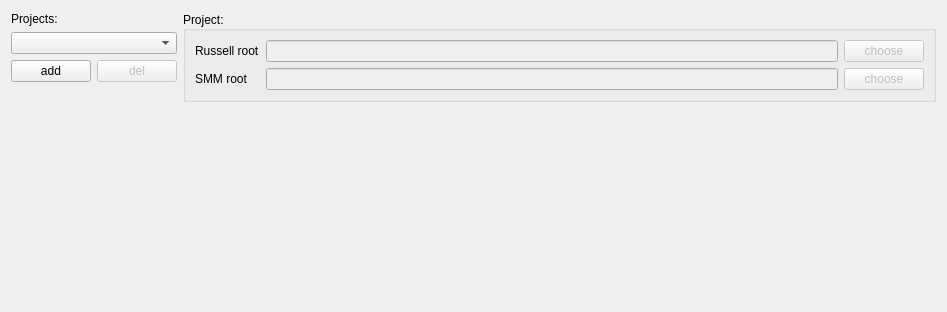
This is addons/kate-russell-plugin/ProjectsTab.ui in dmitry-vlasov/kate-russell as Qt 5 draws it before an edit. The edited form follows.
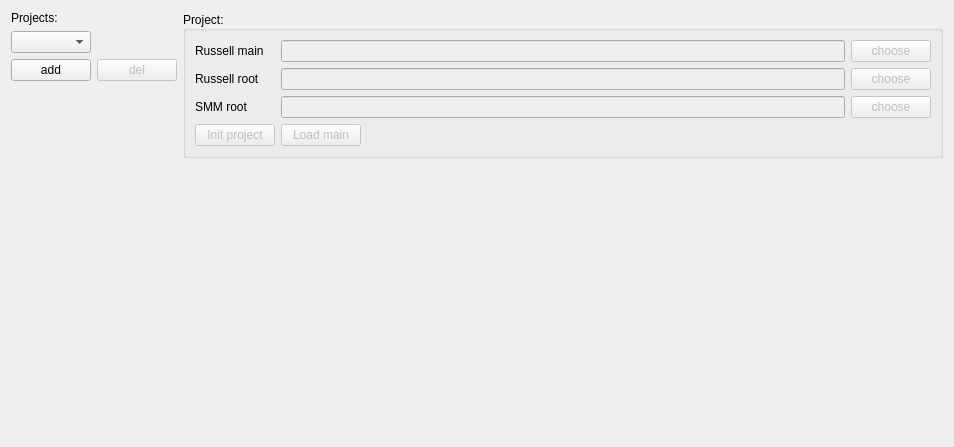
This is the edited form.

Commit message: Russell daemon tries to load a file

Patch:
```diff
--- a/addons/kate-russell-plugin/ProjectsTab.ui
+++ b/addons/kate-russell-plugin/ProjectsTab.ui
@@ -6,15 +6,78 @@
    <rect>
     <x>0</x>
     <y>0</y>
-    <width>947</width>
-    <height>312</height>
+    <width>954</width>
+    <height>447</height>
    </rect>
   </property>
   <property name="windowTitle">
    <string>Form</string>
   </property>
   <layout class="QGridLayout" name="gridLayout_2">
-   <item row="0" column="3" rowspan="4">
+   <item row="4" column="2">
+    <spacer name="verticalSpacer">
+     <property name="orientation">
+      <enum>Qt::Vertical</enum>
+     </property>
+     <property name="sizeHint" stdset="0">
+      <size>
+       <width>20</width>
+       <height>191</height>
+      </size>
+     </property>
+    </spacer>
+   </item>
+   <item row="0" column="0">
+    <widget class="QLabel" name="projetcsLabel">
+     <property name="sizePolicy">
+      <sizepolicy hsizetype="Preferred" vsizetype="Fixed">
+       <horstretch>0</horstretch>
+       <verstretch>0</verstretch>
+      </sizepolicy>
+     </property>
+     <property name="text">
+      <string>Projects:</string>
+     </property>
+    </widget>
+   </item>
+   <item row="2" column="1">
+    <widget class="QPushButton" name="delProjectButton">
+     <property name="enabled">
+      <bool>false</bool>
+     </property>
+     <property name="text">
+      <string>del</string>
+     </property>
+    </widget>
+   </item>
+   <item row="1" column="0">
+    <widget class="QComboBox" name="projectsComboBox">
+     <property name="editable">
+      <bool>false</bool>
+     </property>
+    </widget>
+   </item>
+   <item row="2" column="0">
+    <widget class="QPushButton" name="addProjectButton">
+     <property name="text">
+      <string>add</string>
+     </property>
+    </widget>
+   </item>
+   <item row="3" column="0" colspan="2">
+    <widget class="QFrame" name="frame">
+     <property name="enabled">
+      <bool>false</bool>
+     </property>
+     <property name="frameShape">
+      <enum>QFrame::NoFrame</enum>
+     </property>
+     <property name="frameShadow">
+      <enum>QFrame::Plain</enum>
+     </property>
+    </widget>
+   </item>
+   <item row="0" column="2" rowspan="4">
     <widget class="QGroupBox" name="projectGroupBox">
      <property name="sizePolicy">
       <sizepolicy hsizetype="Expanding" vsizetype="Fixed">
@@ -31,33 +94,63 @@
      <property name="checkable">
       <bool>false</bool>
      </property>
-     <layout class="QGridLayout" name="gridLayout" rowstretch="0,0" columnstretch="0,0,0,0">
-      <item row="1" column="1">
-       <widget class="QLineEdit" name="smmRootLineEdit">
-        <property name="enabled">
-         <bool>false</bool>
-        </property>
-        <property name="readOnly">
-         <bool>true</bool>
-        </property>
-       </widget>
-      </item>
+     <layout class="QGridLayout" name="gridLayout">
       <item row="0" column="0">
        <widget class="QLabel" name="russellLabel">
         <property name="text">
-         <string>Russell root</string>
+         <string>Russell main</string>
+        </property>
+       </widget>
+      </item>
+      <item row="0" column="3">
+       <widget class="QPushButton" name="chooseRusMainButton">
+        <property name="enabled">
+         <bool>false</bool>
+        </property>
+        <property name="text">
+         <string>choose</string>
         </property>
        </widget>
       </item>
       <item row="1" column="0">
+       <widget class="QLabel" name="rusRootLabel">
+        <property name="text">
+         <string>Russell root</string>
+        </property>
+       </widget>
+      </item>
+      <item row="0" column="2">
+       <widget class="QLineEdit" name="rusMainLineEdit">
+        <property name="enabled">
+         <bool>false</bool>
+        </property>
+        <property name="readOnly">
+         <bool>true</bool>
+        </property>
+       </widget>
+      </item>
+      <item row="3" column="0">
+       <widget class="QPushButton" name="initProjectButton">
+        <property name="enabled">
+         <bool>false</bool>
+        </property>
+        <property name="toolTip">
+         <string extracomment="Add project to daemon"/>
+        </property>
+        <property name="text">
+         <string>Init project</string>
+        </property>
+       </widget>
+      </item>
+      <item row="2" column="0">
        <widget class="QLabel" name="smmLabel">
         <property name="text">
          <string>SMM root</string>
         </property>
        </widget>
       </item>
-      <item row="0" column="1">
-       <widget class="QLineEdit" name="russellRootLineEdit">
+      <item row="1" column="2">
+       <widget class="QLineEdit" name="rusRootLineEdit">
         <property name="enabled">
          <bool>false</bool>
         </property>
@@ -66,17 +159,27 @@
         </property>
        </widget>
       </item>
-      <item row="0" column="3">
-       <widget class="QPushButton" name="chooseRusRootButton">
-        <property name="enabled">
-         <bool>false</bool>
-        </property>
-        <property name="text">
-         <string>choose</string>
-        </property>
-       </widget>
-      </item>
       <item row="1" column="3">
+       <widget class="QPushButton" name="chooseRusRootButton">
+        <property name="enabled">
+         <bool>false</bool>
+        </property>
+        <property name="text">
+         <string>choose</string>
+        </property>
+       </widget>
+      </item>
+      <item row="2" column="2">
+       <widget class="QLineEdit" name="smmRootLineEdit">
+        <property name="enabled">
+         <bool>false</bool>
+        </property>
+        <property name="readOnly">
+         <bool>true</bool>
+        </property>
+       </widget>
+      </item>
+      <item row="2" column="3">
        <widget class="QPushButton" name="chooseSmmRootButton">
         <property name="enabled">
          <bool>false</bool>
@@ -86,53 +189,28 @@
         </property>
        </widget>
       </item>
+      <item row="3" column="2">
+       <widget class="QPushButton" name="loadMainButton">
+        <property name="enabled">
+         <bool>false</bool>
+        </property>
+        <property name="sizePolicy">
+         <sizepolicy hsizetype="Fixed" vsizetype="Fixed">
+          <horstretch>0</horstretch>
+          <verstretch>0</verstretch>
+         </sizepolicy>
+        </property>
+        <property name="toolTip">
+         <string extracomment="Load main source with daemon"/>
+        </property>
+        <property name="text">
+         <string>Load main</string>
+        </property>
+       </widget>
+      </item>
      </layout>
     </widget>
    </item>
-   <item row="2" column="0" colspan="2">
-    <widget class="QPushButton" name="addProjectButton">
-     <property name="text">
-      <string>add</string>
-     </property>
-    </widget>
-   </item>
-   <item row="1" column="0" colspan="3">
-    <widget class="QComboBox" name="projectsComboBox">
-     <property name="editable">
-      <bool>false</bool>
-     </property>
-    </widget>
-   </item>
-   <item row="2" column="2">
-    <widget class="QPushButton" name="delProjectButton">
-     <property name="enabled">
-      <bool>false</bool>
-     </property>
-     <property name="text">
-      <string>del</string>
-     </property>
-    </widget>
-   </item>
-   <item row="0" column="0" colspan="2">
-    <widget class="QLabel" name="projetcsLabel">
-     <property name="text">
-      <string>Projects:</string>
-     </property>
-    </widget>
-   </item>
-   <item row="4" column="3">
-    <spacer name="verticalSpacer">
-     <property name="orientation">
-      <enum>Qt::Vertical</enum>
-     </property>
-     <property name="sizeHint" stdset="0">
-      <size>
-       <width>20</width>
-       <height>191</height>
-      </size>
-     </property>
-    </spacer>
-   </item>
   </layout>
  </widget>
  <resources/>
```
Left out of the diff: 2 changed lines with no effect on the pictures. The commit also changes 9 other files.
